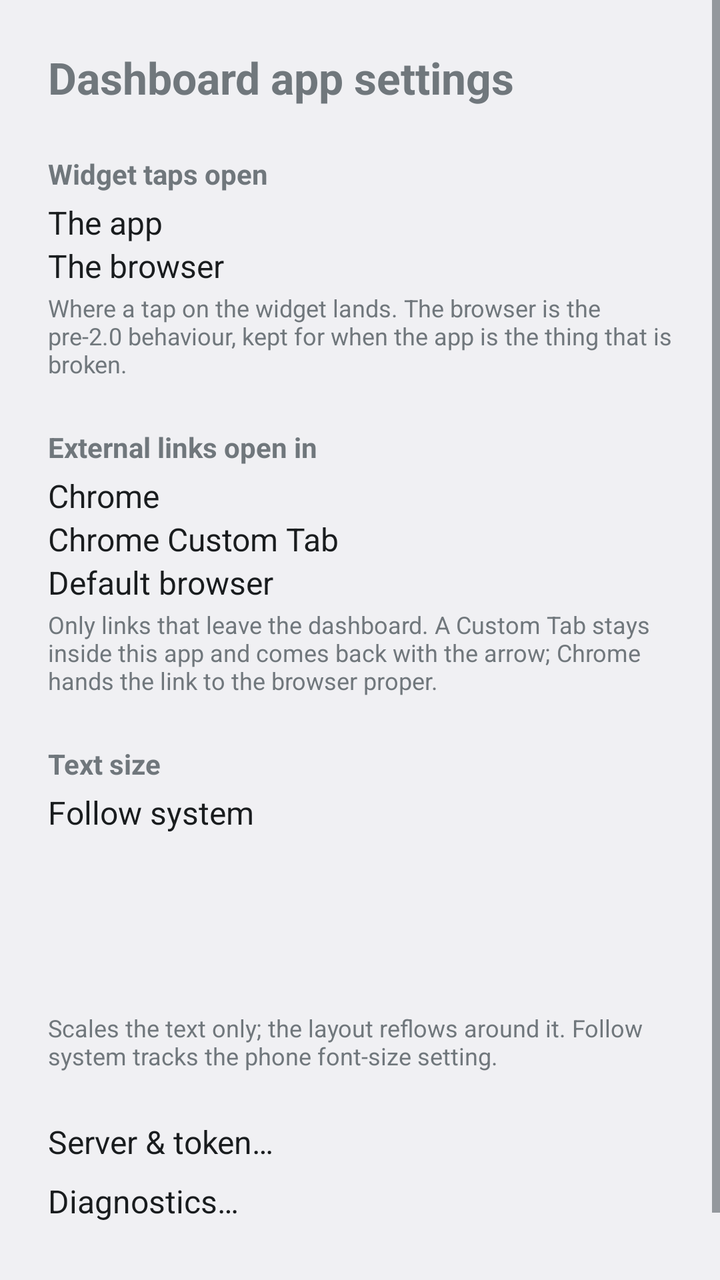
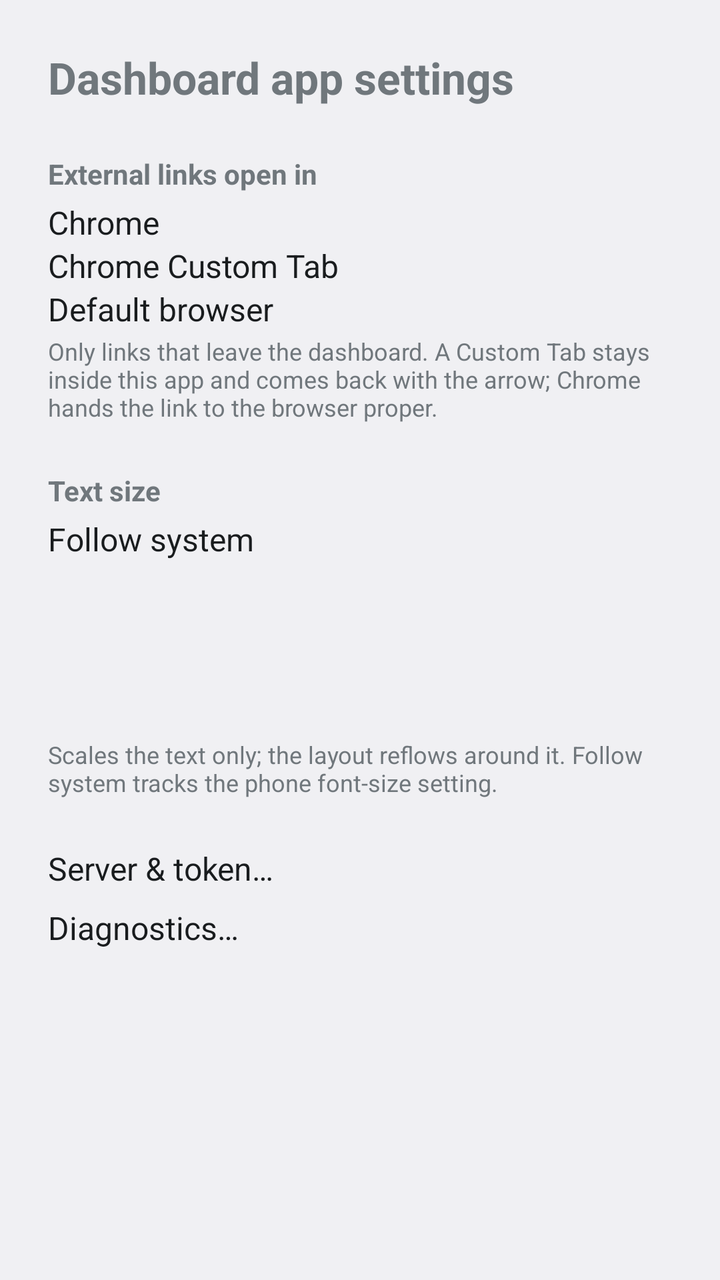

Screens rendered from an Android XML layout before and after an edit, with the pre-edit source and the edit as a unified diff.
<!-- AndroidManifest.xml: activity theme android:Theme.DeviceDefault.DayNight -->
<!-- res/layout/activity_app_settings.xml -->
<?xml version="1.0" encoding="utf-8"?>
<ScrollView xmlns:android="http://schemas.android.com/apk/res/android"
    android:id="@+id/settings_root"
    android:layout_width="match_parent"
    android:layout_height="match_parent"
    android:fillViewport="true">

    <LinearLayout
        android:layout_width="match_parent"
        android:layout_height="wrap_content"
        android:orientation="vertical"
        android:padding="24dp">

        <TextView
            android:layout_width="wrap_content"
            android:layout_height="wrap_content"
            android:text="@string/settings_title"
            android:textSize="22sp"
            android:textStyle="bold" />

        <TextView
            android:layout_width="wrap_content"
            android:layout_height="wrap_content"
            android:layout_marginTop="24dp"
            android:text="@string/settings_tap_label"
            android:textSize="14sp"
            android:textStyle="bold" />

        <RadioGroup
            android:id="@+id/tap_target_group"
            android:layout_width="match_parent"
            android:layout_height="wrap_content"
            android:layout_marginTop="4dp"
            android:orientation="vertical">

            <RadioButton
                android:id="@+id/tap_app"
                android:layout_width="match_parent"
                android:layout_height="wrap_content"
                android:text="@string/settings_tap_app"
                android:textSize="16sp" />

            <RadioButton
                android:id="@+id/tap_browser"
                android:layout_width="match_parent"
                android:layout_height="wrap_content"
                android:text="@string/settings_tap_browser"
                android:textSize="16sp" />
        </RadioGroup>

        <TextView
            android:layout_width="match_parent"
            android:layout_height="wrap_content"
            android:layout_marginTop="2dp"
            android:text="@string/settings_tap_hint"
            android:textSize="12sp" />

        <TextView
            android:layout_width="wrap_content"
            android:layout_height="wrap_content"
            android:layout_marginTop="24dp"
            android:text="@string/settings_links_label"
            android:textSize="14sp"
            android:textStyle="bold" />

        <RadioGroup
            android:id="@+id/link_policy_group"
            android:layout_width="match_parent"
            android:layout_height="wrap_content"
            android:layout_marginTop="4dp"
            android:orientation="vertical">

            <RadioButton
                android:id="@+id/link_chrome"
                android:layout_width="match_parent"
                android:layout_height="wrap_content"
                android:text="@string/settings_links_chrome"
                android:textSize="16sp" />

            <RadioButton
                android:id="@+id/link_custom_tab"
                android:layout_width="match_parent"
                android:layout_height="wrap_content"
                android:text="@string/settings_links_custom_tab"
                android:textSize="16sp" />

            <RadioButton
                android:id="@+id/link_default_browser"
                android:layout_width="match_parent"
                android:layout_height="wrap_content"
                android:text="@string/settings_links_default_browser"
                android:textSize="16sp" />
        </RadioGroup>

        <TextView
            android:layout_width="match_parent"
            android:layout_height="wrap_content"
            android:layout_marginTop="2dp"
            android:text="@string/settings_links_hint"
            android:textSize="12sp" />

        <TextView
            android:layout_width="wrap_content"
            android:layout_height="wrap_content"
            android:layout_marginTop="24dp"
            android:text="@string/settings_zoom_label"
            android:textSize="14sp"
            android:textStyle="bold" />

        
        <RadioGroup
            android:id="@+id/text_zoom_group"
            android:layout_width="match_parent"
            android:layout_height="wrap_content"
            android:layout_marginTop="4dp"
            android:orientation="vertical">

            <RadioButton
                android:id="@+id/zoom_system"
                android:layout_width="match_parent"
                android:layout_height="wrap_content"
                android:text="@string/settings_zoom_system"
                android:textSize="16sp" />

            <RadioButton
                android:id="@+id/zoom_90"
                android:layout_width="match_parent"
                android:layout_height="wrap_content"
                android:textSize="16sp" />

            <RadioButton
                android:id="@+id/zoom_100"
                android:layout_width="match_parent"
                android:layout_height="wrap_content"
                android:textSize="16sp" />

            <RadioButton
                android:id="@+id/zoom_115"
                android:layout_width="match_parent"
                android:layout_height="wrap_content"
                android:textSize="16sp" />

            <RadioButton
                android:id="@+id/zoom_130"
                android:layout_width="match_parent"
                android:layout_height="wrap_content"
                android:textSize="16sp" />
        </RadioGroup>

        <TextView
            android:layout_width="match_parent"
            android:layout_height="wrap_content"
            android:layout_marginTop="2dp"
            android:text="@string/settings_zoom_hint"
            android:textSize="12sp" />

        <Button
            android:id="@+id/open_config"
            android:layout_width="match_parent"
            android:layout_height="wrap_content"
            android:layout_marginTop="24dp"
            android:text="@string/settings_open_config"
            android:textSize="16sp" />

        <Button
            android:id="@+id/open_diagnostics"
            android:layout_width="match_parent"
            android:layout_height="wrap_content"
            android:layout_marginTop="8dp"
            android:text="@string/settings_open_diagnostics"
            android:textSize="16sp" />

        <TextView
            android:id="@+id/about"
            android:layout_width="match_parent"
            android:layout_height="wrap_content"
            android:layout_marginTop="24dp"
            android:textIsSelectable="true"
            android:textSize="12sp" />
    </LinearLayout>
</ScrollView>
<!-- resources referenced by this layout -->
<resources>
  <string name="settings_links_chrome">Chrome</string>
  <string name="settings_links_custom_tab">Chrome Custom Tab</string>
  <string name="settings_links_default_browser">Default browser</string>
  <string name="settings_links_hint">Only links that leave the dashboard. A Custom Tab stays inside this app and comes back with the arrow; Chrome hands the link to the browser proper.</string>
  <string name="settings_links_label">External links open in</string>
  <string name="settings_open_config">Server &amp; token…</string>
  <string name="settings_open_diagnostics">Diagnostics…</string>
  <string name="settings_tap_app">The app</string>
  <string name="settings_tap_browser">The browser</string>
  <string name="settings_tap_hint">Where a tap on the widget lands. The browser is the pre-2.0 behaviour, kept for when the app is the thing that is broken.</string>
  <string name="settings_tap_label">Widget taps open</string>
  <string name="settings_title">Dashboard app settings</string>
  <string name="settings_zoom_hint">Scales the text only; the layout reflows around it. Follow system tracks the phone font-size setting.</string>
  <string name="settings_zoom_label">Text size</string>
  <string name="settings_zoom_system">Follow system</string>
</resources>

<!-- the commit's change to res/layout/activity_app_settings.xml (unified diff, before → after) -->
@@ -17,43 +17,6 @@
             android:text="@string/settings_title"
             android:textSize="22sp"
             android:textStyle="bold" />
-
-        <TextView
-            android:layout_width="wrap_content"
-            android:layout_height="wrap_content"
-            android:layout_marginTop="24dp"
-            android:text="@string/settings_tap_label"
-            android:textSize="14sp"
-            android:textStyle="bold" />
-
-        <RadioGroup
-            android:id="@+id/tap_target_group"
-            android:layout_width="match_parent"
-            android:layout_height="wrap_content"
-            android:layout_marginTop="4dp"
-            android:orientation="vertical">
-
-            <RadioButton
-                android:id="@+id/tap_app"
-                android:layout_width="match_parent"
-                android:layout_height="wrap_content"
-                android:text="@string/settings_tap_app"
-                android:textSize="16sp" />
-
-            <RadioButton
-                android:id="@+id/tap_browser"
-                android:layout_width="match_parent"
-                android:layout_height="wrap_content"
-                android:text="@string/settings_tap_browser"
-                android:textSize="16sp" />
-        </RadioGroup>
-
-        <TextView
-            android:layout_width="match_parent"
-            android:layout_height="wrap_content"
-            android:layout_marginTop="2dp"
-            android:text="@string/settings_tap_hint"
-            android:textSize="12sp" />
 
         <TextView
             android:layout_width="wrap_content"
<!-- resource entries referenced after the edit -->
@@ -7,10 +7,6 @@
   <string name="settings_links_label">External links open in</string>
   <string name="settings_open_config">Server &amp; token…</string>
   <string name="settings_open_diagnostics">Diagnostics…</string>
-  <string name="settings_tap_app">The app</string>
-  <string name="settings_tap_browser">The browser</string>
-  <string name="settings_tap_hint">Where a tap on the widget lands. The browser is the pre-2.0 behaviour, kept for when the app is the thing that is broken.</string>
-  <string name="settings_tap_label">Widget taps open</string>
   <string name="settings_title">Dashboard app settings</string>
   <string name="settings_zoom_hint">Scales the text only; the layout reflows around it. Follow system tracks the phone font-size setting.</string>
   <string name="settings_zoom_label">Text size</string>
